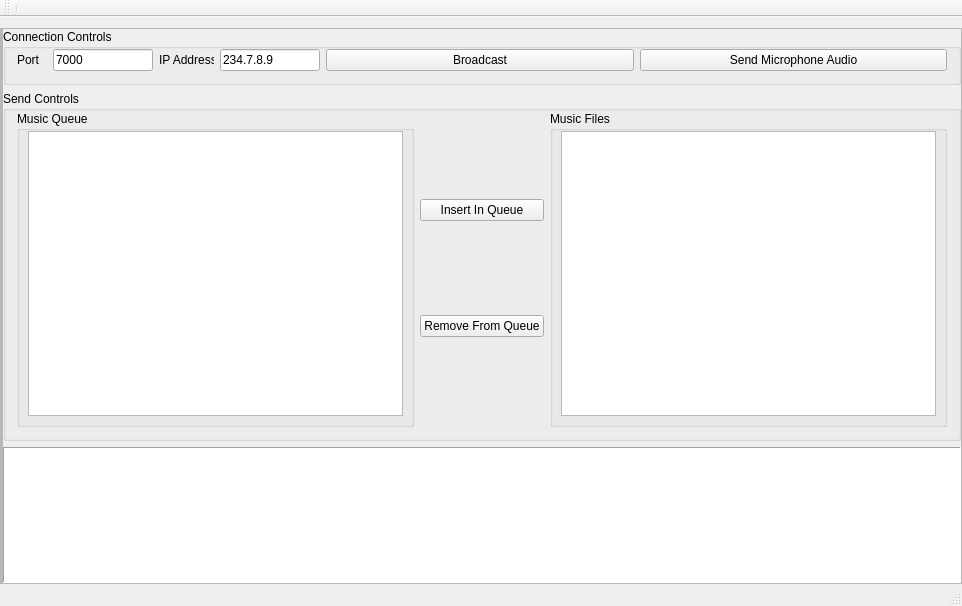
Qt form UI/multiserver.ui (JaegarSarauer/CommAudio) before a commit.
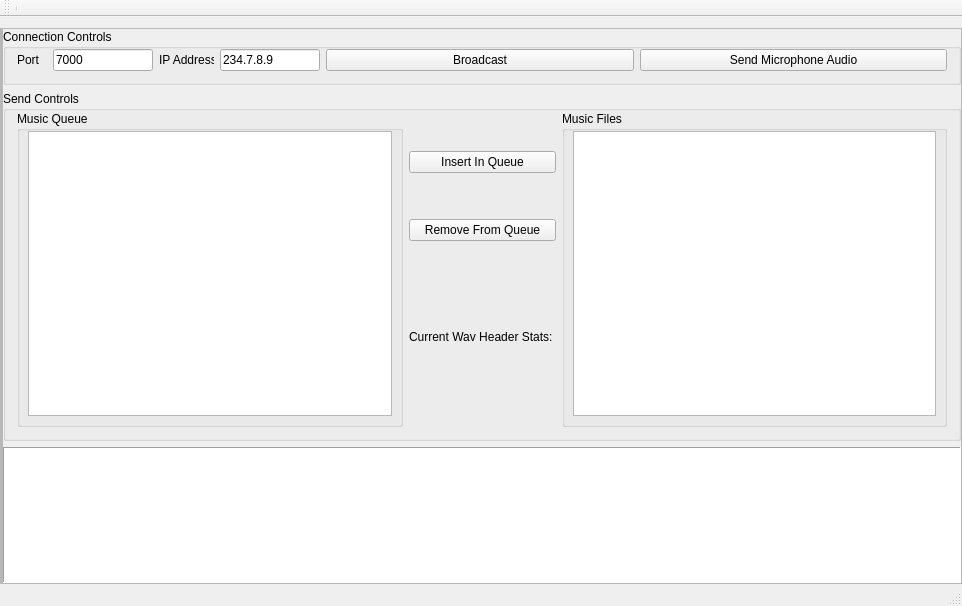
The same form after that commit.

```diff
--- a/UI/multiserver.ui
+++ b/UI/multiserver.ui
@@ -265,6 +265,25 @@
                    </property>
                   </widget>
                  </item>
+                 <item>
+                  <widget class="QLabel" name="wavStats">
+                   <property name="minimumSize">
+                    <size>
+                     <width>0</width>
+                     <height>0</height>
+                    </size>
+                   </property>
+                   <property name="maximumSize">
+                    <size>
+                     <width>16777215</width>
+                     <height>100</height>
+                    </size>
+                   </property>
+                   <property name="text">
+                    <string>Current Wav Header Stats: </string>
+                   </property>
+                  </widget>
+                 </item>
                 </layout>
                </item>
                <item>
```
Left out of the diff: 2 changed lines with no effect on the pictures.
